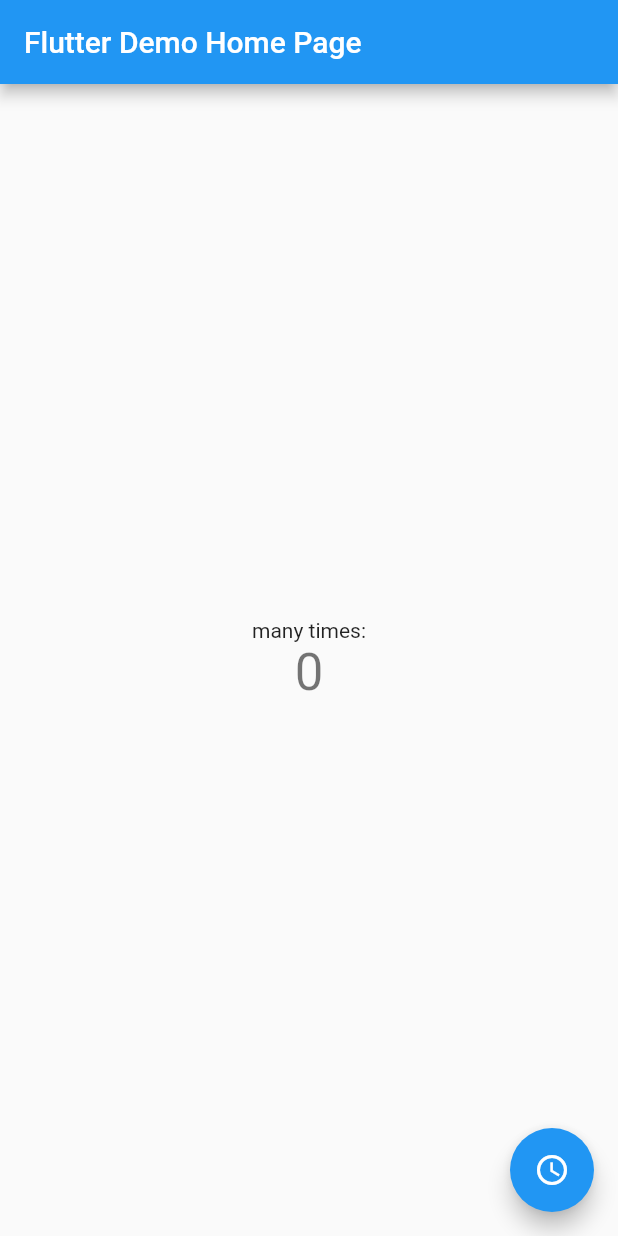
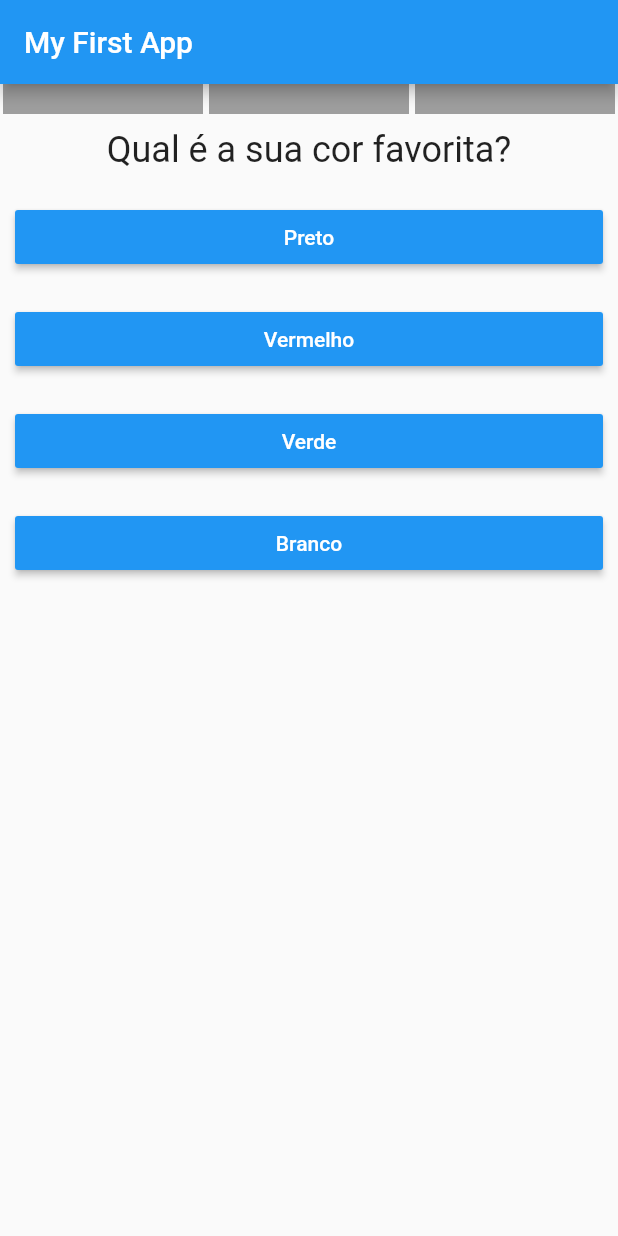
Before and after one commit to reinaldo-rda/projeto_perguntas, a Flutter app: the screen it shows after launch, on a phone screen of 412 x 824 dp. Run offline on Flutter 3.47's test engine with Material 2 defaults, Android fonts, the phone set to English and light mode, and no system bars; drawn by our look-alikes of step_progress_indicator.

Commit message:
commit 13/12/2020 final

```diff
--- a/lib/main.dart
+++ b/lib/main.dart
@@ -1,65 +1,85 @@
 import 'package:flutter/material.dart';
+import './questionario.dart';
+import './resultado.dart';
 
-void main() {
-  runApp(MyApp());
-}
+main() => runApp(MyApp());
 
-class MyApp extends StatelessWidget {
+class _MyAppState extends State<MyApp> {
+  var _perguntaSelecionada = 0;
+  var _pontuacaoTotal = 0;
+
+  final _perguntas = const [
+    {
+      'texto': 'Qual é a sua cor favorita?',
+      'respostas': [
+        {'texto': 'Preto', 'pontuacao': 1},
+        {'texto': 'Vermelho', 'pontuacao': 2},
+        {'texto': 'Verde', 'pontuacao': 3},
+        {'texto': 'Branco', 'pontuacao': 4},
+      ],
+    },
+    {
+      'texto': 'Qual é o seu animal favorito?',
+      'respostas': [
+        {'texto': 'Coelho', 'pontuacao': 1},
+        {'texto': 'Cobra', 'pontuacao': 2},
+        {'texto': 'Elefante', 'pontuacao': 3},
+        {'texto': 'Leão', 'pontuacao': 4},
+      ],
+    },
+    {
+      'texto': 'Qual é o seu instrutor favorito?',
+      'respostas': [
+        {'texto': 'Maria', 'pontuacao': 1},
+        {'texto': 'João', 'pontuacao': 2},
+        {'texto': 'Leo', 'pontuacao': 3},
+        {'texto': 'José', 'pontuacao': 4},
+      ],
+    },
+  ];
+
+  bool get isNext {
+    return _perguntaSelecionada < _perguntas.length;
+  }
+
+  void _responder(int pontuacao) {
+    if (isNext) {
+      setState(() {
+        _perguntaSelecionada++;
+        _pontuacaoTotal += pontuacao;
+      });
+    }
+    print(_pontuacaoTotal);
+  }
+
+  void _restartForm(String text) {
+    setState(() {
+      _perguntaSelecionada = 0;
+      _pontuacaoTotal = 0;
+    });
+
+    print(text);
+  }
+
   @override
   Widget build(BuildContext context) {
     return MaterialApp(
-      title: 'Flutter Demo',
-      theme: ThemeData(
-        primarySwatch: Colors.blue,
-        visualDensity: VisualDensity.adaptivePlatformDensity,
-      ),
-      home: MyHomePage(title: 'Flutter Demo Home Page'),
+      home: Scaffold(
+          appBar: AppBar(
+            title: Text('My First App'),
+          ),
+          body: isNext
+              ? Questionario(
+                  perguntas: _perguntas,
+                  perguntaSelecionada: _perguntaSelecionada,
+                  responder: _responder)
+              : Resultado(_pontuacaoTotal, _restartForm)),
     );
   }
 }
 
-class MyHomePage extends StatefulWidget {
-  MyHomePage({Key key, this.title}) : super(key: key);
-  final String title;
-
-  @override
-  _MyHomePageState createState() => _MyHomePageState();
-}
-
-class _MyHomePageState extends State<MyHomePage> {
-  int _counter = 0;
-
-  void _incrementCounter() {
-    setState(() {
-      _counter++;
-    });
-  }
-
-  @override
-  Widget build(BuildContext context) {
-    return Scaffold(
-      appBar: AppBar(
-        title: Text(widget.title),
-      ),
-      body: Center(
-        child: Column(
-          mainAxisAlignment: MainAxisAlignment.center,
-          children: <Widget>[
-            Text(
-              'many times:',
-            ),
-            Text(
-              '$_counter',
-              style: Theme.of(context).textTheme.headline4,
-            ),
-          ],
-        ),
-      ),
-      floatingActionButton: FloatingActionButton(
-        onPressed: _incrementCounter,
-        tooltip: 'Increment',
-        child: Icon(Icons.access_time),
-      ), // This trailing comma makes auto-formatting nicer for build methods.
-    );
+class MyApp extends StatefulWidget {
+  _MyAppState createState() {
+    return _MyAppState();
   }
 }
--- /dev/null
+++ b/lib/questao.dart
@@ -0,0 +1,22 @@
+import 'package:flutter/material.dart';
+
+class Questao extends StatelessWidget {
+  final String texto;
+
+  Questao(this.texto);
+
+  @override
+  Widget build(BuildContext context) {
+    return Container(
+      width: double.infinity,
+      margin: EdgeInsets.all(10),
+      child: Text(
+        texto,
+        style: TextStyle(
+          fontSize: 24,
+        ),
+        textAlign: TextAlign.center,
+      ),
+    );
+  }
+}
--- /dev/null
+++ b/lib/questionario.dart
@@ -0,0 +1,43 @@
+import 'package:flutter/material.dart';
+import 'package:step_progress_indicator/step_progress_indicator.dart';
+
+import './questao.dart';
+import './resposta.dart';
+
+class Questionario extends StatelessWidget {
+  final int perguntaSelecionada;
+  final List<Map<String, Object>> perguntas;
+  final void Function(int) responder;
+
+  Questionario({
+    @required this.perguntas,
+    @required this.perguntaSelecionada,
+    @required this.responder,
+  });
+
+  bool get isNext {
+    return perguntaSelecionada < perguntas.length;
+  }
+
+  @override
+  Widget build(BuildContext context) {
+    List<Map<String, Object>> respostas =
+        isNext ? perguntas[perguntaSelecionada]['respostas'] : null;
+
+    return Column(
+      children: [
+        StepProgressIndicator(
+          totalSteps: perguntas.length,
+          currentStep: perguntaSelecionada,
+          size: 20,
+          selectedColor: Colors.orangeAccent,
+          unselectedColor: Colors.grey,
+        ),
+        Questao(perguntas[perguntaSelecionada]['texto']),
+        ...respostas.map((resp) {
+          return Resposta(resp['texto'], () => responder(resp['pontuacao']));
+        }).toList(),
+      ],
+    );
+  }
+}
--- /dev/null
+++ b/lib/resposta.dart
@@ -0,0 +1,22 @@
+import 'package:flutter/material.dart';
+
+class Resposta extends StatelessWidget {
+  final String texto;
+  final void Function() onSelection;
+
+  Resposta(this.texto, this.onSelection);
+
+  @override
+  Widget build(BuildContext context) {
+    return Container(
+      width: double.infinity,
+      margin: EdgeInsets.all(10),
+      child: RaisedButton(
+        child: Text(texto),
+        textColor: Colors.white,
+        color: Colors.blue,
+        onPressed: onSelection,
+      ),
+    );
+  }
+}
--- a/pubspec.yaml
+++ b/pubspec.yaml
@@ -3,7 +3,7 @@ description: A new Flutter project.
 
 # The following line prevents the package from being accidentally published to
 # pub.dev using `pub publish`. This is preferred for private packages.
-publish_to: 'none' # Remove this line if you wish to publish to pub.dev
+publish_to: "none" # Remove this line if you wish to publish to pub.dev
 
 # The following defines the version and build number for your application.
 # A version number is three numbers separated by dots, like 1.2.43
@@ -21,9 +21,10 @@ environment:
   sdk: ">=2.7.0 <3.0.0"
 
 dependencies:
+  step_progress_indicator: ^0.2.5+8
+
   flutter:
     sdk: flutter
-
 
   # The following adds the Cupertino Icons font to your application.
   # Use with the CupertinoIcons class for iOS style icons.
@@ -38,7 +39,6 @@ dev_dependencies:
 
 # The following section is specific to Flutter.
 flutter:
-
   # The following line ensures that the Material Icons font is
   # included with your application, so that you can use the icons in
   # the material Icons class.
```
Also changed, not shown: lib/resultado.dart (added, +45 -0 lines), pubspec.lock, 1 other file.
